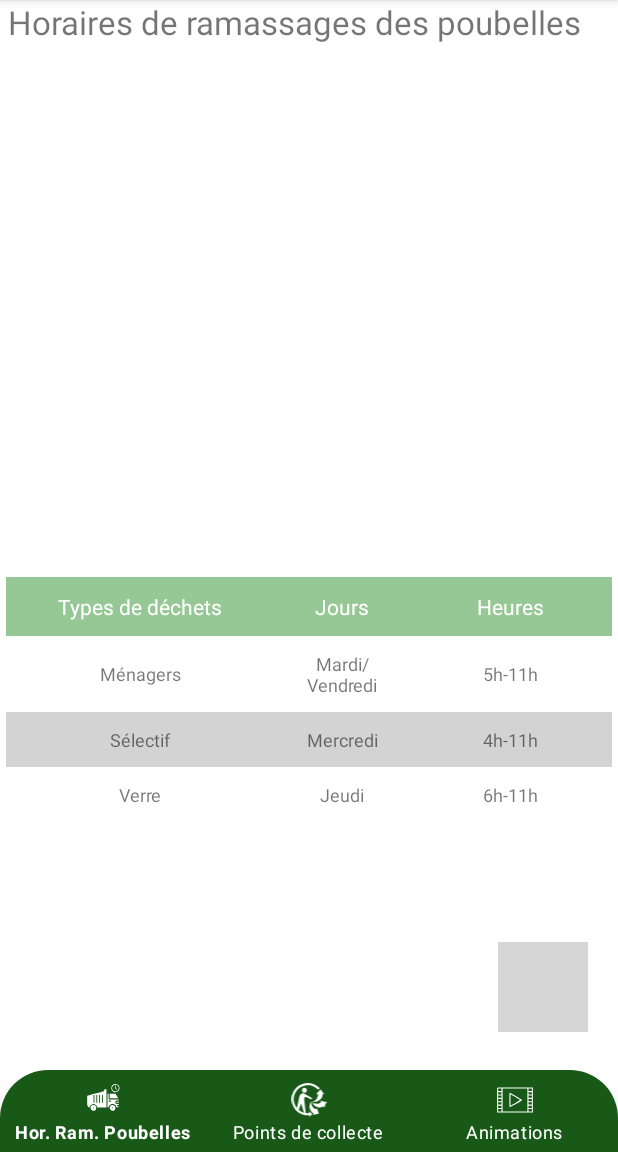
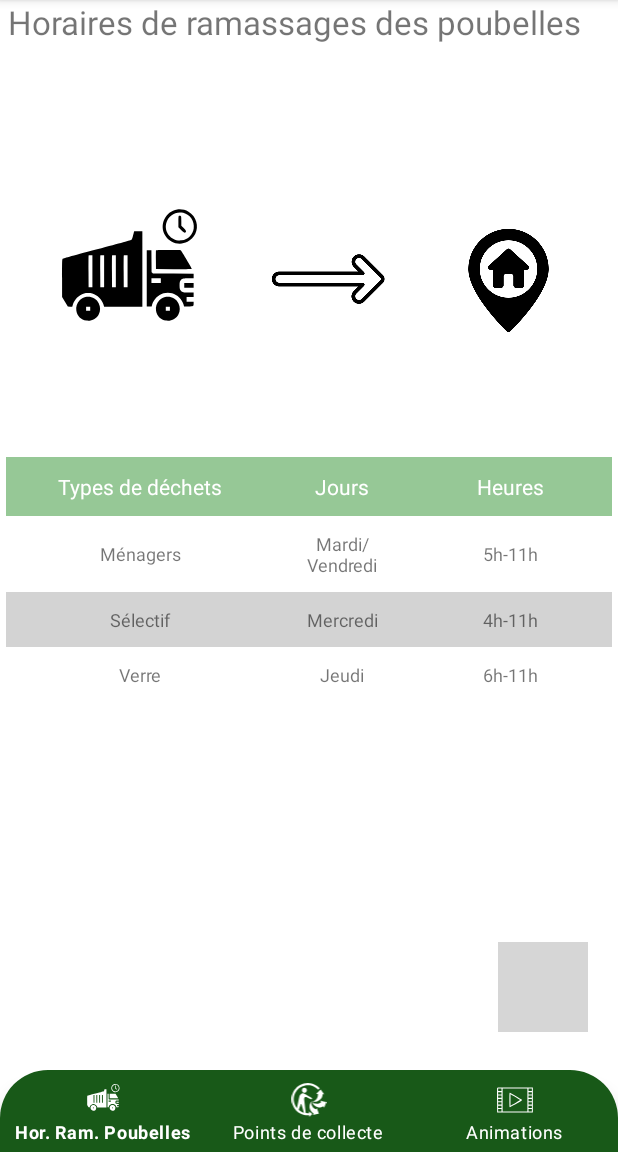
Before and after one commit to Pepapipi/ScanEco, an Android app: the HorRamPoubellesDetailsVille screen opened directly, with no data from a screen before it, on a phone screen of 412 x 824 dp, the part 84-1236 px from its top. Run offline under Robolectric (Android 15) with nearby library versions, the phone set to English and light mode, and no system bars; grey boxes are pictures that could not be loaded.

Commit message:
Modif des marges des emballages dans "Details Produits Scan" + Amelioration "Details Hor Ram Poub"

```diff
--- a/app/src/main/res/drawable/ic_fleche.xml
+++ b/app/src/main/res/drawable/ic_fleche.xml
@@ -3,7 +3,7 @@
     android:height="300dp"
     android:viewportWidth="24"
     android:viewportHeight="24"
-    android:tint="?attr/colorControlNormal"
+    android:tint="@color/black"
     android:autoMirrored="true">
   <path
       android:fillColor="@android:color/white"
--- a/app/src/main/res/layout/activity_hor_ram_poubelles_details_ville.xml
+++ b/app/src/main/res/layout/activity_hor_ram_poubelles_details_ville.xml
@@ -17,6 +17,14 @@
         android:text="Horaires de ramassages des poubelles"
         android:textSize="22sp" />
 
+    <ImageView
+        android:layout_width="150dp"
+        android:layout_height="150dp"
+        android:layout_alignTop="@+id/camionHorloge"
+        android:layout_marginStart="-262dp"
+        android:layout_marginTop="-132dp"
+        android:src="@drawable/ping_home" />
+
     <TextView
         android:id="@+id/NomDeLaVille"
         android:layout_width="fill_parent"
@@ -27,6 +35,36 @@
         android:textSize="22sp"
         android:translationY="30dp" />
 
+    <ImageView
+        android:id="@+id/camionHorloge"
+        android:layout_width="100dp"
+        android:layout_height="100dp"
+        android:layout_alignParentStart="true"
+        android:layout_alignParentTop="true"
+        android:layout_marginStart="35dp"
+        android:layout_marginTop="134dp"
+        android:src="@drawable/ic_camion_poubelle" />
+
+    <ImageView
+        android:id="@+id/flecheDroite"
+        android:layout_width="80dp"
+        android:layout_height="80dp"
+        android:layout_alignTop="@+id/camionHorloge"
+        android:layout_marginStart="43dp"
+        android:layout_marginLeft="10dp"
+        android:layout_marginTop="12dp"
+        android:layout_toEndOf="@+id/camionHorloge"
+        android:src="@drawable/fleche_droite" />
+
+    <ImageView
+        android:layout_width="70dp"
+        android:layout_height="70dp"
+        android:layout_alignTop="@+id/camionHorloge"
+        android:layout_marginStart="45dp"
+        android:layout_marginTop="18dp"
+        android:layout_toEndOf="@+id/flecheDroite"
+        android:src="@drawable/ping_home" />
+
     <TableLayout
         android:layout_width="match_parent"
         android:layout_height="wrap_content"
@@ -35,7 +73,7 @@
         android:layout_alignParentBottom="true"
         android:layout_marginStart="4dp"
         android:layout_marginEnd="4dp"
-        android:layout_marginBottom="220dp"
+        android:layout_marginBottom="300dp"
         android:background="@android:color/white">
 
         <!-- Premiere ligne -->
--- a/app/src/main/res/layout/activity_produit_details.xml
+++ b/app/src/main/res/layout/activity_produit_details.xml
@@ -78,7 +78,7 @@
                 android:layout_height="wrap_content"
                 android:layout_gravity="center"
                 android:layout_weight="2"
-                android:layout_marginLeft="5dp"
+                android:layout_marginLeft="10dp"
                 android:text="TextView"
                 android:textSize="20dp"
                 android:textStyle="bold" />
@@ -124,7 +124,7 @@
                 android:layout_height="wrap_content"
                 android:layout_gravity="center"
                 android:layout_weight="2"
-                android:layout_marginLeft="5dp"
+                android:layout_marginLeft="10dp"
                 android:text="TextView"
                 android:textSize="20dp"
                 android:textStyle="bold" />
@@ -168,7 +168,7 @@
             android:layout_width="169dp"
             android:layout_height="wrap_content"
             android:layout_gravity="center"
-            android:layout_marginLeft="5dp"
+            android:layout_marginLeft="10dp"
             android:textSize="20dp"
             android:text="TextView"
             android:layout_weight="2"
```
Also changed, not shown: app/src/main/res/drawable/ligne.xml (deleted, +0 -9 lines), app/src/main/res/drawable/rectangle.xml (deleted, +0 -9 lines), app/src/main/res/layout/activity_main.xml (+10 -8 lines), app/src/main/res/drawable/fleche_droite.png (added), app/src/main/res/drawable/ping_home.png (added).
